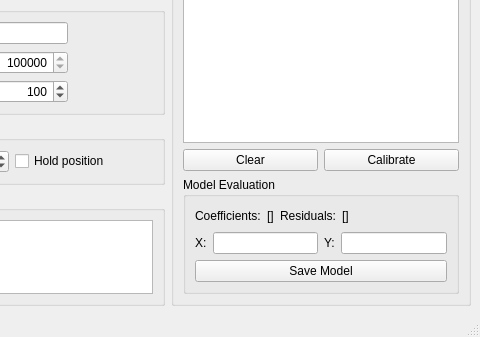
The window that python/calibration_gui.ui (marcosswald/sfero) describes before a commit, drawn with Qt 5; both pictures show x 229 to 709 and y 85 to 422 of the 709 by 422 pixel window.
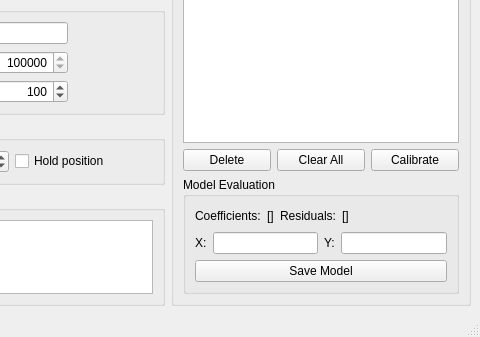
The same window after the commit.

Commit message: save servo input limits

Diff of the .ui file:
```diff
--- a/python/calibration_gui.ui
+++ b/python/calibration_gui.ui
@@ -361,10 +361,17 @@
        </item>
        <item>
         <layout class="QHBoxLayout" name="horizontalLayout_8">
+         <item>
+          <widget class="QPushButton" name="delete_button">
+           <property name="text">
+            <string>Delete</string>
+           </property>
+          </widget>
+         </item>
          <item>
           <widget class="QPushButton" name="clear_button">
            <property name="text">
-            <string>Clear</string>
+            <string>Clear All</string>
            </property>
           </widget>
          </item>
```
The commit also changes 2 other files.
